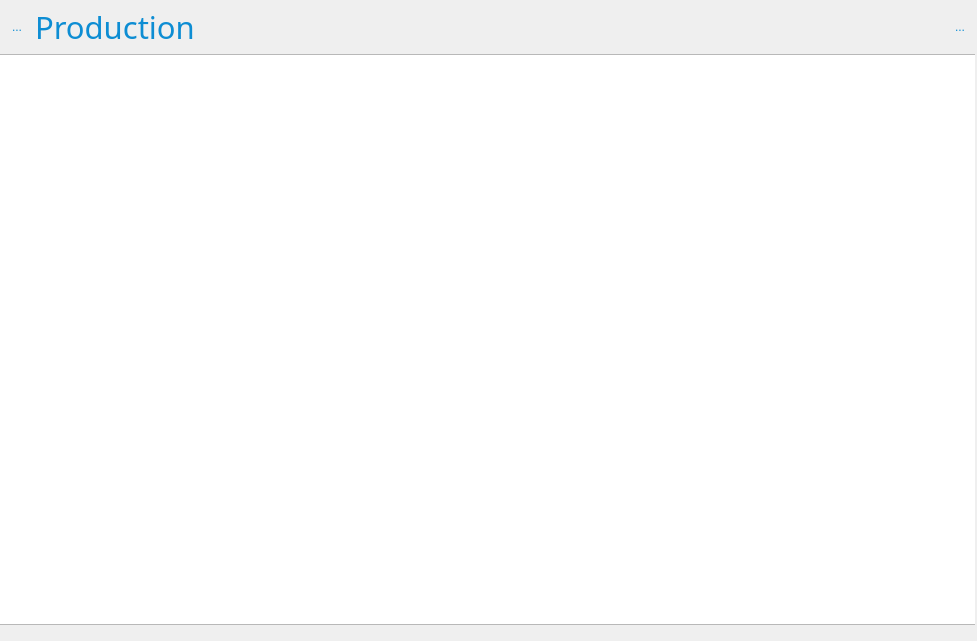
Qt form Include/imtgui/CThumbnailDecoratorGuiComp.ui (ImagingTools/ImtCore) before a commit.
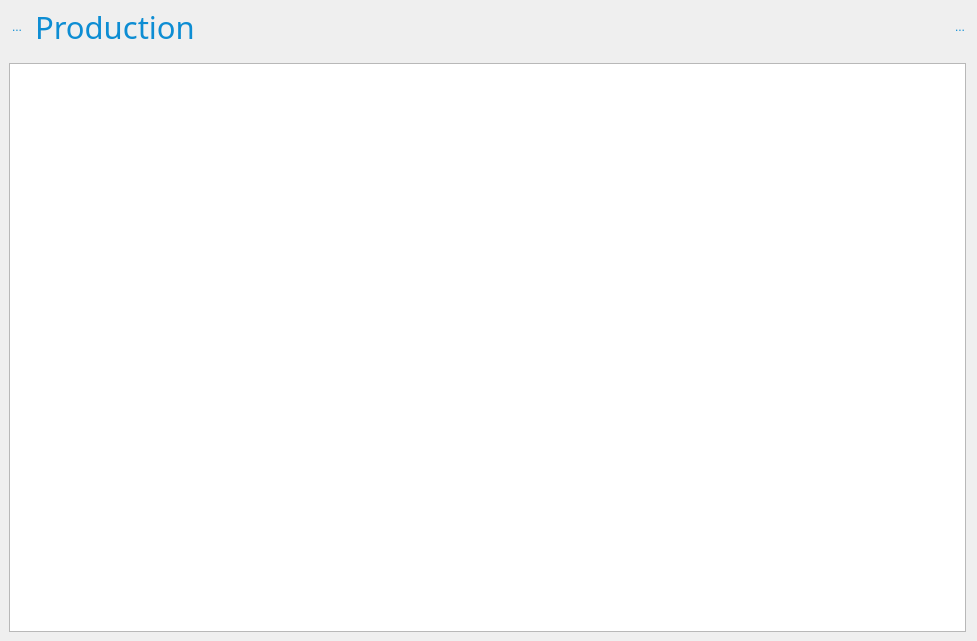
The same form after that commit. Icons and pictures are not drawn.

Commit message: thumbnail with tableview

What changed in the file:
```diff
--- a/Include/imtgui/CThumbnailDecoratorGuiComp.ui
+++ b/Include/imtgui/CThumbnailDecoratorGuiComp.ui
@@ -296,23 +296,53 @@
         <item>
          <widget class="QStackedWidget" name="pagesStack">
           <widget class="QWidget" name="StartPage">
+           <property name="sizePolicy">
+            <sizepolicy hsizetype="Expanding" vsizetype="Expanding">
+             <horstretch>0</horstretch>
+             <verstretch>0</verstretch>
+            </sizepolicy>
+           </property>
            <property name="maximumSize">
             <size>
              <width>975</width>
              <height>16777215</height>
             </size>
            </property>
-           <widget class="QListView" name="PageList">
-            <property name="geometry">
-             <rect>
-              <x>-5</x>
-              <y>0</y>
-              <width>981</width>
-              <height>571</height>
-             </rect>
-            </property>
+           <layout class="QHBoxLayout" name="horizontalLayout_4">
+            <item>
+             <widget class="QFrame" name="startFrame">
+              <property name="sizePolicy">
+               <sizepolicy hsizetype="Expanding" vsizetype="Expanding">
+                <horstretch>0</horstretch>
+                <verstretch>0</verstretch>
+               </sizepolicy>
+              </property>
+              <property name="frameShape">
+               <enum>QFrame::NoFrame</enum>
+              </property>
+              <property name="frameShadow">
+               <enum>QFrame::Raised</enum>
+              </property>
+              <layout class="QVBoxLayout" name="verticalLayout_5">
+               <property name="sizeConstraint">
+                <enum>QLayout::SetDefaultConstraint</enum>
+               </property>
+               <property name="leftMargin">
+                <number>0</number>
+               </property>
+               <property name="topMargin">
+                <number>0</number>
+               </property>
+               <property name="rightMargin">
+                <number>0</number>
+               </property>
+               <property name="bottomMargin">
+                <number>0</number>
+               </property>
+               <item>
+                <widget class="QTableView" name="PageList">
             <property name="sizePolicy">
-             <sizepolicy hsizetype="Maximum" vsizetype="Maximum">
+                  <sizepolicy hsizetype="Expanding" vsizetype="Expanding">
               <horstretch>0</horstretch>
               <verstretch>0</verstretch>
              </sizepolicy>
@@ -323,16 +353,36 @@
               <height>16777215</height>
              </size>
             </property>
+                 <property name="verticalScrollBarPolicy">
+                  <enum>Qt::ScrollBarAlwaysOff</enum>
+                 </property>
+                 <property name="horizontalScrollBarPolicy">
+                  <enum>Qt::ScrollBarAlwaysOff</enum>
+                 </property>
+                 <property name="sizeAdjustPolicy">
+                  <enum>QAbstractScrollArea::AdjustToContents</enum>
+                 </property>
+                 <property name="autoScroll">
+                  <bool>false</bool>
+                 </property>
             <property name="editTriggers">
              <set>QAbstractItemView::NoEditTriggers</set>
             </property>
-            <property name="layoutMode">
-             <enum>QListView::SinglePass</enum>
-            </property>
-            <property name="viewMode">
-             <enum>QListView::IconMode</enum>
-            </property>
-           </widget>
+                 <property name="selectionMode">
+                  <enum>QAbstractItemView::SingleSelection</enum>
+                 </property>
+                 <attribute name="horizontalHeaderVisible">
+                  <bool>false</bool>
+                 </attribute>
+                 <attribute name="verticalHeaderVisible">
+                  <bool>false</bool>
+                 </attribute>
+                </widget>
+               </item>
+              </layout>
+             </widget>
+            </item>
+           </layout>
           </widget>
           <widget class="QWidget" name="UiContainerPage">
            <layout class="QVBoxLayout" name="verticalLayout_2">
```
Left out of the diff: 5 changed lines with no effect on the pictures. Lines whose indentation alone changed are shown as unchanged. The commit also changes 1 other file.
